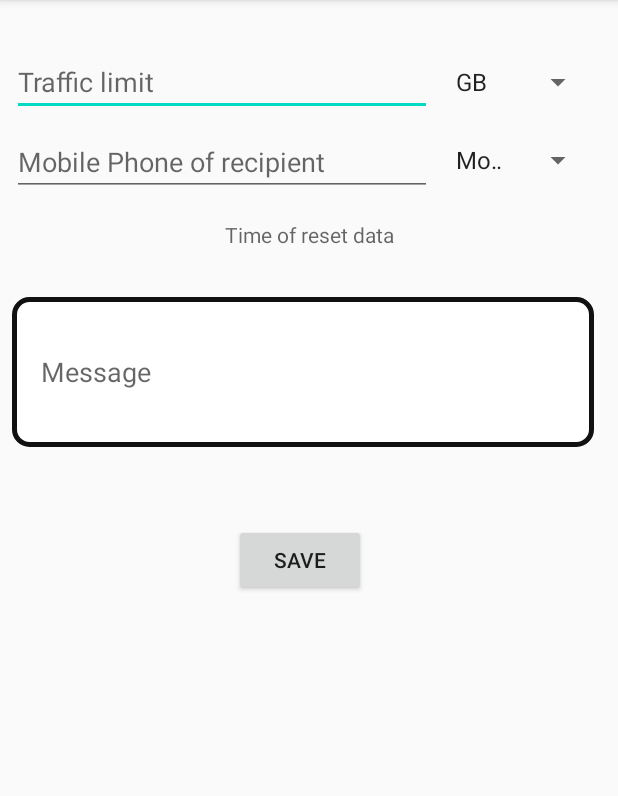
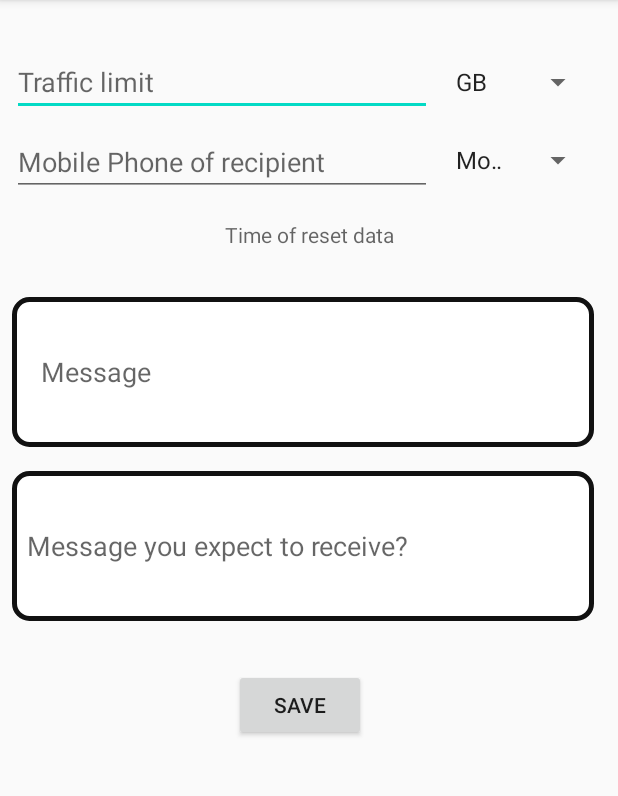
Before and after one commit to awaresiel/Auto_Response_Traffic_Control, an Android app: the screen it shows after launch (SettingsActivity), in the options menu, after a tap on "Add", on a phone screen of 412 x 824 dp, the part 84-880 px from its top. Run offline under Robolectric (Android 15) with nearby library versions, the phone set to English and light mode, and no system bars; our stand-ins replace Room's generated code, RxJava; 5 statements that could not run were skipped.

Commit message:
Updated message recieving and replaying. Some minor tweaks left to fix.

```diff
--- a/app/src/main/AndroidManifest.xml
+++ b/app/src/main/AndroidManifest.xml
@@ -5,6 +5,8 @@
 
     <uses-permission android:name="android.permission.FOREGROUND_SERVICE"/>
     <uses-permission android:name="android.permission.SEND_SMS" />
+    <uses-permission android:name="android.permission.RECEIVE_SMS" />
+    <uses-permission android:name="android.permission.READ_SMS" />
 
     <application
         android:allowBackup="true"
--- a/app/src/main/java/com/example/myapplication/activities/MainActivity.kt
+++ b/app/src/main/java/com/example/myapplication/activities/MainActivity.kt
@@ -1,26 +1,23 @@
 package com.example.myapplication.activities
 
 import android.Manifest
-import android.Manifest.permission.SEND_SMS
-import android.app.Activity
 import android.app.AlertDialog
-import android.app.Dialog
-import android.app.usage.UsageStatsManager
-import android.content.*
+import android.content.ComponentName
+import android.content.Context
+import android.content.Intent
+import android.content.ServiceConnection
 import android.content.pm.PackageManager
-import android.graphics.ColorSpace
 import android.os.Build
 import android.os.Bundle
 import android.os.IBinder
-import android.provider.Settings
-import android.provider.Settings.ACTION_APPLICATION_SETTINGS
-import android.provider.Settings.ACTION_USAGE_ACCESS_SETTINGS
 import android.util.Log
 import android.view.Menu
 import android.view.MenuItem
 import android.widget.TextView
-import androidx.appcompat.app.AppCompatActivity;
-import androidx.core.app.DialogCompat
+import android.widget.Toast
+import androidx.annotation.NonNull
+import androidx.appcompat.app.AppCompatActivity
+import androidx.core.app.ActivityCompat
 import androidx.core.content.ContextCompat
 import androidx.lifecycle.Observer
 import androidx.lifecycle.ViewModelProvider
@@ -30,19 +27,21 @@ import com.example.myapplication.R
 import com.example.myapplication.activities.viewmodels.MainActivity_ViewModel
 import com.example.myapplication.activities.viewmodels.recyclerviews.IRecycler_Main_Activity
 import com.example.myapplication.activities.viewmodels.recyclerviews.Recycler_Main_Activity
+import com.example.myapplication.helpers.Constants
 import com.example.myapplication.helpers.Constants.Companion.ACTION_START_SERVICE
-import com.example.myapplication.helpers.Constants
 import com.example.myapplication.room.Model_TrafficSettings
 import com.example.myapplication.service.ITrafficMonitoringService
 import com.example.myapplication.service.TrafficMonitoringService
 import com.google.android.material.floatingactionbutton.FloatingActionButton
 import com.google.android.material.snackbar.Snackbar
-import kotlin.math.log
 
 
 class MainActivity : AppCompatActivity(), IRecycler_Main_Activity {
 
     private val TAG = "MainActivity"
+    private val SEND_SMS_PERMISSION_REQUEST_CODE =1
+    private var PERMISSION_GRANTED_FLAG = false
+
      var vm :MainActivity_ViewModel? = null
     lateinit var trafficDisplay : TextView
     lateinit var recyclerView:RecyclerView
@@ -60,20 +59,26 @@ class MainActivity : AppCompatActivity(), IRecycler_Main_Activity {
             Snackbar.make(view, "Replace with your own action", Snackbar.LENGTH_LONG)
                 .setAction("Action", null).show()
         }
+
         findViews()
-        startService()
+        askForSendSMSPermission()
+
 
         initRecyclerView()
+
 
     }
 
     private fun startSettingsActivity(number : String) {
-
-        var intent = Intent(this, SettingsActivity::class.java)
-        if (!number.isNullOrBlank() && !number.isNullOrEmpty()) {
-            intent.putExtra(Constants.SETTINGS_ACTIVITY_USER_ID_KEY,number)
+        if (PERMISSION_GRANTED_FLAG) {
+          var intent = Intent(this, SettingsActivity::class.java)
+          if (!number.isNullOrBlank() && !number.isNullOrEmpty()) {
+              intent.putExtra(Constants.SETTINGS_ACTIVITY_USER_ID_KEY, number)
+          }
+          startActivity(intent)
+        }else{
+            askForSendSMSPermission()
         }
-        startActivity(intent)
     }
 
 
@@ -150,6 +155,48 @@ class MainActivity : AppCompatActivity(), IRecycler_Main_Activity {
 
     }
 
+    fun askForSendSMSPermission() {
+        Log.d(TAG, "askForSendSMSPermission: ")
+        when {
+            ContextCompat.checkSelfPermission(
+                this,
+                Manifest.permission.SEND_SMS
+            ) == PackageManager.PERMISSION_GRANTED -> {
+                PERMISSION_GRANTED_FLAG=true
+                if (!bound){
+                    startService()
+                }
+
+            }
+
+            else -> {
+                requestPermissions( arrayOf(Manifest.permission.SEND_SMS,Manifest.permission.RECEIVE_SMS,Manifest.permission.READ_SMS),
+                    SEND_SMS_PERMISSION_REQUEST_CODE)
+
+            }
+        }
+
+    }
+
+    override fun onRequestPermissionsResult(
+        requestCode: Int,
+        permissions: Array<out String>,
+        grantResults: IntArray
+    ) {
+        when(requestCode){
+            SEND_SMS_PERMISSION_REQUEST_CODE -> {
+                if (grantResults.isNotEmpty() && grantResults[0] == PackageManager.PERMISSION_GRANTED &&
+                    grantResults[1] == PackageManager.PERMISSION_GRANTED  && grantResults[2] == PackageManager.PERMISSION_GRANTED ){
+                    startService()
+                    PERMISSION_GRANTED_FLAG = true
+                } else {
+                    shouldShowRequestPermissionRationale(Manifest.permission.SEND_SMS)
+                }
+            }
+        }
+        super.onRequestPermissionsResult(requestCode, permissions, grantResults)
+    }
+
     override fun onSettingsClick(number: String) {
         startSettingsActivity(number)
     }
@@ -171,6 +218,7 @@ class MainActivity : AppCompatActivity(), IRecycler_Main_Activity {
         }
     }
 
+
     override fun onPause() {
 
         stopService()
--- a/app/src/main/java/com/example/myapplication/activities/SettingsActivity.kt
+++ b/app/src/main/java/com/example/myapplication/activities/SettingsActivity.kt
@@ -24,6 +24,7 @@ import com.example.myapplication.R
 import com.example.myapplication.activities.viewmodels.SettingsActivity_ViewModel
 import com.example.myapplication.dialogs.TimePickerDisplay
 import com.example.myapplication.room.Model_TrafficSettings
+import kotlinx.android.synthetic.main.activity_settings.*
 import java.math.BigInteger
 
 
@@ -32,9 +33,10 @@ class SettingsActivity : AppCompatActivity(), AdapterView.OnItemSelectedListener
 
     val TAG: String = "SettingsActivity.class"
 
-
+    // default is to replay on message recieved unless set to replay when limit exceded
     var MonitorAndReplay = true
     lateinit var messageText: EditText
+    lateinit var replayMessageText: EditText
     lateinit var resetTime: TextView
     lateinit var mobileNumber: EditText
     lateinit var trafficLimit: EditText
@@ -78,6 +80,7 @@ class SettingsActivity : AppCompatActivity(), AdapterView.OnItemSelectedListener
                 mobileNumber.setText(it.operatorNumber)
                 messageText.setText(it.message)
                 resetTime.setText(it.hours.toString() + " : " + it.minutes.toString())
+                replayMessageText.setText(it.expectedMessage)
                 if (it.size == "GB")  spinnerTrafficLimit.setSelection(0) else  spinnerTrafficLimit.setSelection(1)
                 if (it.MonitorAndReplay) spinnerMobileNumberOptions.setSelection(0) else  spinnerMobileNumberOptions.setSelection(1)
 
@@ -95,12 +98,15 @@ class SettingsActivity : AppCompatActivity(), AdapterView.OnItemSelectedListener
         if (str == "Monitor And Replay") MonitorAndReplay = true
         if (str == "Reply When Limit exceeded") MonitorAndReplay = false
 
+        replayMessageText.visibility = if (MonitorAndReplay) View.VISIBLE else View.INVISIBLE
+
     }
 
     fun saveUsersSettings() {
         var trafficLimitNumber = 0L
         var mobileNumberForReplays: String = "0"
         var message = "Message Not Set"
+        var expectedMessage = "Expected Message Not Set"
         if (trafficLimit.text.length <= 0 || mobileNumber.text.length <= 1 || messageText.text.length > 1000) {
             Toast.makeText(this, "Fields cant be empty ", Toast.LENGTH_LONG).show()
             return
@@ -111,6 +117,7 @@ class SettingsActivity : AppCompatActivity(), AdapterView.OnItemSelectedListener
             var size = spinnerTrafficLimit.selectedItem.toString()
             mobileNumberForReplays = mobileNumber.text.toString()
             message = messageText.text.toString()
+            expectedMessage =replayMessageText.text.toString()
 
             viewModel.saveUserSettings(
                 mobileNumberForReplays.toString(),
@@ -118,6 +125,7 @@ class SettingsActivity : AppCompatActivity(), AdapterView.OnItemSelectedListener
                 timeDataArray[1],
                 trafficLimitNumber,
                 message,
+                expectedMessage,
                  size,
                 MonitorAndReplay
             )
@@ -130,6 +138,7 @@ class SettingsActivity : AppCompatActivity(), AdapterView.OnItemSelectedListener
 
     private fun InitializeViews() {
         messageText = findViewById(R.id.EditText_Message)
+        replayMessageText = findViewById(R.id.editText_expectedMessage)
         resetTime = findViewById(R.id.textView_timeReset)
 
         resetTime.setOnClickListener { launchTimePicker() }
--- a/app/src/main/java/com/example/myapplication/activities/viewmodels/recyclerviews/IViewModel.kt
+++ b/app/src/main/java/com/example/myapplication/activities/viewmodels/IViewModel.kt
@@ -1,4 +1,4 @@
-package com.example.myapplication.activities.viewmodels.recyclerviews
+package com.example.myapplication.activities.viewmodels
 
 import androidx.lifecycle.LiveData
 import com.example.myapplication.room.Model_TrafficSettings
@@ -8,7 +8,7 @@ interface IViewModel {
 
      fun initializeUserSettings(): LiveData<*>?
 
-     fun saveUserSettings(operatorNumber:String,hours:Int,minutes:Int,traffic:Long,message:String,size: String, replayFlag:Boolean){}
+     fun saveUserSettings(operatorNumber:String,hours:Int,minutes:Int,traffic:Long,message:String,expectedMessage:String,size: String, replayFlag:Boolean){}
 
      fun getUserSettings(number : String){}
 
--- a/app/src/main/java/com/example/myapplication/activities/viewmodels/MainActivity_ViewModel.kt
+++ b/app/src/main/java/com/example/myapplication/activities/viewmodels/MainActivity_ViewModel.kt
@@ -39,16 +39,16 @@ class MainActivity_ViewModel(application : Application) : BaseViewModel(applicat
                 repository.getAllUsersSettings()
                     .subscribe(
                         {
-                            Log.d(TAG, "initializeUserSettings: trying... ")
+
                             usersConfigurations?.postValue(it)
                             service.setListOfSettingsForMonitoring(it)
-                            Log.d(TAG, "initializeUserSettings: updatList with new value ")
+
                         },
                         {
                             for (item in it.stackTrace){
                                 Log.d(TAG, "initializeUserSettings:=========>  "+item)
                             }
-                            Log.d(TAG,"initializeUserSettings: error -> " + it)
+
                             Toast.makeText(getApplication(),"Please Configure Monitoring Settings",Toast.LENGTH_LONG).show()
                         }
                     )
@@ -62,7 +62,9 @@ class MainActivity_ViewModel(application : Application) : BaseViewModel(applicat
         addDisposables(
             repository.deleteTrafficSettingsToDatabase(data)
                 .subscribe(
-                    { Log.d(TAG, "deleteUser: user deleted ")
+                    {
+                        initializeUserSettings()
+                        Log.d(TAG, "deleteUser: user deleted ")
                         Toast.makeText(getApplication(),"user deleted! ",Toast.LENGTH_LONG).show()
                     },
                     { Log.d(TAG, "deleteUser: error -> " + it )
--- a/app/src/main/java/com/example/myapplication/activities/viewmodels/SettingsActivity_ViewModel.kt
+++ b/app/src/main/java/com/example/myapplication/activities/viewmodels/SettingsActivity_ViewModel.kt
@@ -50,6 +50,7 @@ class SettingsActivity_ViewModel(application: Application) : BaseViewModel(appli
         minutes: Int,
         traffic: Long,
         message: String,
+        expectedMessage: String,
         size: String,
         replayFlag:Boolean
     ) {
@@ -61,6 +62,7 @@ class SettingsActivity_ViewModel(application: Application) : BaseViewModel(appli
         settings.minutes = minutes
         settings.trafficLimit = traffic
         settings.message = message
+        settings.expectedMessage = expectedMessage
         settings.size=size
         settings.MonitorAndReplay = replayFlag
 
--- /dev/null
+++ b/app/src/main/java/com/example/myapplication/service/IMessageListener.kt
@@ -0,0 +1,6 @@
+package com.example.myapplication.service
+
+interface IMessageListener {
+
+    fun onMessageArrived(message:MessageModel)
+}
--- a/app/src/main/res/layout/activity_settings.xml
+++ b/app/src/main/res/layout/activity_settings.xml
@@ -79,14 +79,12 @@
         android:layout_width="wrap_content"
         android:layout_height="wrap_content"
         android:layout_marginStart="155dp"
-        android:layout_marginLeft="155dp"
-        android:layout_marginTop="51dp"
+        android:layout_marginTop="32dp"
         android:layout_marginEnd="168dp"
-        android:layout_marginRight="168dp"
         android:text="Save"
         app:layout_constraintEnd_toEndOf="parent"
         app:layout_constraintStart_toStartOf="parent"
-        app:layout_constraintTop_toBottomOf="@+id/EditText_Message" />
+        app:layout_constraintTop_toBottomOf="@+id/editText_expectedMessage" />
 
     <TextView
         android:id="@+id/textView_timeReset"
@@ -97,4 +95,18 @@
         app:layout_constraintEnd_toEndOf="parent"
         app:layout_constraintStart_toStartOf="parent"
         app:layout_constraintTop_toBottomOf="@+id/EditText_MobileNo" />
+
+    <EditText
+        android:id="@+id/editText_expectedMessage"
+        android:layout_width="0dp"
+        android:layout_height="100dp"
+        android:layout_marginTop="16dp"
+        android:background="@drawable/edit_text_frame"
+        android:ems="10"
+        android:hint="Message you expect to receive?"
+        android:inputType="textPersonName"
+        android:padding="10dp"
+        app:layout_constraintEnd_toEndOf="@+id/EditText_Message"
+        app:layout_constraintStart_toStartOf="@+id/EditText_Message"
+        app:layout_constraintTop_toBottomOf="@+id/EditText_Message" />
 </androidx.constraintlayout.widget.ConstraintLayout>
```
Also changed, not shown: app/src/main/java/com/example/myapplication/activities/viewmodels/BaseViewModel.kt (+2 -7 lines), app/src/main/java/com/example/myapplication/activities/viewmodels/recyclerviews/Recycler_Main_Activity.kt (+7 -1 lines), app/src/main/java/com/example/myapplication/room/Model_TrafficSettings.kt (+13 -0 lines), app/src/main/java/com/example/myapplication/service/MessageModel.kt (added, +16 -0 lines), app/src/main/java/com/example/myapplication/service/MessagesMonitor.kt (added, +51 -0 lines), app/src/main/java/com/example/myapplication/service/TrafficMonitoringService.kt (+145 -61 lines), app/src/main/res/layout/content_main.xml (+9 -0 lines).
